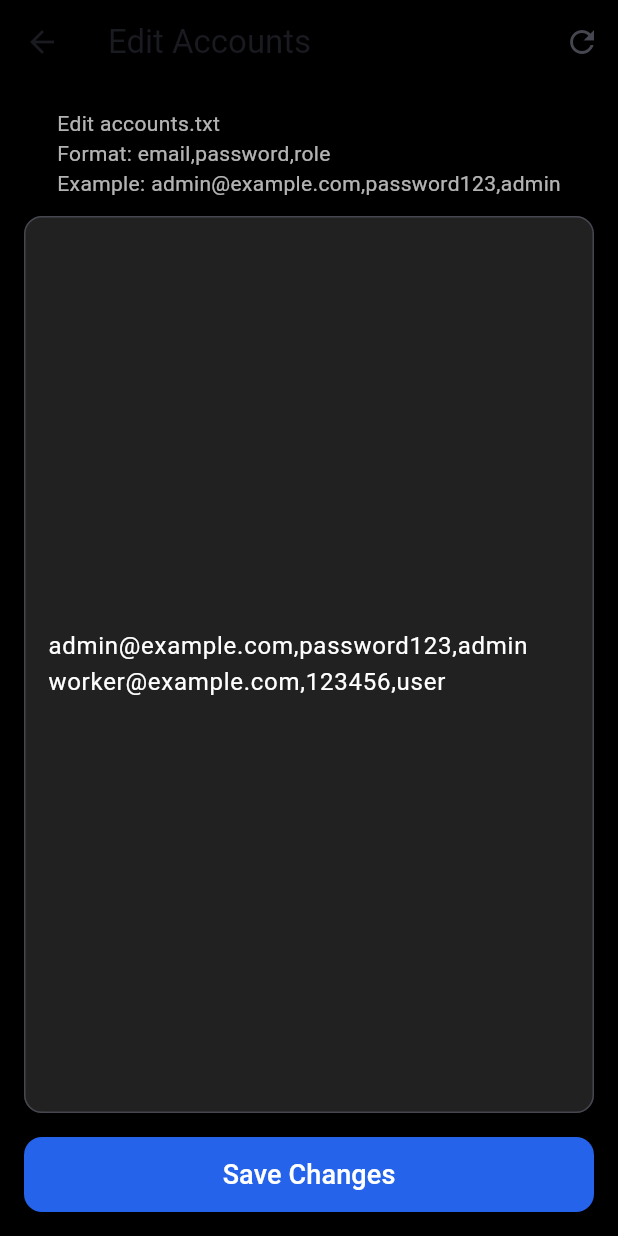
After one commit to ironspider16/HazardScan, a Flutter app: the EditAccountsPage screen opened directly, after a tap on the "refresh" icon, on a phone screen of 412 x 824 dp. The commit adds this screen. Run offline on Flutter 3.47's test engine with Material 3 defaults, Android fonts, the phone set to English and light mode, and no system bars.

Commit message:
Finished Account Edit, Logout Button

```diff
--- a/flutter_app/lib/config/app_users.dart
+++ b/flutter_app/lib/config/app_users.dart
@@ -1,29 +1,18 @@
 // lib/config/app_users.dart
+
+enum UserRole { admin, user }
 
 class AppUser {
   final String email;
   final String password;
+  final UserRole role;
 
-  const AppUser({
+  AppUser({
     required this.email,
     required this.password,
+    required this.role,
   });
+
+  @override
+  String toString() => '$email,${password},${role.name}';
 }
-
-class AppUsersConfig {
-  //  Add your allowed users here
-  static const List<AppUser> users = [
-    AppUser(email: 'admin@example.com', password: 'password123'),
-    AppUser(email: 'user@example.com', password: '123456'),
-  ];
-
-  static bool validate(String email, String password) {
-    for (final u in users) {
-      if (u.email.toLowerCase() == email.toLowerCase() &&
-          u.password == password) {
-        return true;
-      }
-    }
-    return false;
-  }
-}
--- /dev/null
+++ b/flutter_app/lib/pages/admin/edit_accounts_page.dart
@@ -0,0 +1,121 @@
+import 'package:flutter/material.dart';
+import '../../services/accounts_file_service.dart';
+
+class EditAccountsPage extends StatefulWidget {
+  const EditAccountsPage({super.key});
+
+  @override
+  State<EditAccountsPage> createState() => _EditAccountsPageState();
+}
+
+class _EditAccountsPageState extends State<EditAccountsPage> {
+  final _controller = TextEditingController();
+  bool _loading = true;
+
+  @override
+  void initState() {
+    super.initState();
+    _loadFile();
+  }
+
+  Future<void> _loadFile() async {
+    final txt = await AccountsFileService.instance.loadRaw();
+    setState(() {
+      _controller.text = txt;
+      _loading = false;
+    });
+  }
+
+  Future<void> _saveFile() async {
+    await AccountsFileService.instance.saveRaw(_controller.text);
+    ScaffoldMessenger.of(context).showSnackBar(
+      const SnackBar(content: Text("Accounts updated")),
+    );
+  }
+
+  Future<void> _resetFile() async {
+    await AccountsFileService.instance.saveRaw(
+      "admin@example.com,password123,admin\n"
+      "worker@example.com,123456,user",
+    );
+    await _loadFile();
+    ScaffoldMessenger.of(context).showSnackBar(
+      const SnackBar(content: Text("Reset to default")),
+    );
+  }
+
+  @override
+  Widget build(BuildContext context) {
+    return Scaffold(
+      appBar: AppBar(
+        title: const Text("Edit Accounts"),
+        backgroundColor: Colors.black,
+        actions: [
+          IconButton(
+            icon: const Icon(Icons.refresh),
+            onPressed: _resetFile,
+            tooltip: "Reset to default",
+          ),
+        ],
+      ),
+      backgroundColor: Colors.black,
+      body: _loading
+          ? const Center(
+              child: CircularProgressIndicator(color: Colors.white),
+            )
+          : Padding(
+              padding: const EdgeInsets.all(16),
+              child: Column(
+                children: [
+                  const Text(
+                    "Edit accounts.txt\n"
+                    "Format: email,password,role\n"
+                    "Example: admin@example.com,password123,admin",
+                    style: TextStyle(color: Colors.white70),
+                  ),
+                  const SizedBox(height: 12),
+
+                  // Text editor
+                  Expanded(
+                    child: TextField(
+                      controller: _controller,
+                      maxLines: null,
+                      expands: true,
+                      style: const TextStyle(color: Colors.white),
+                      decoration: InputDecoration(
+                        filled: true,
+                        fillColor: Colors.grey[900],
+                        border: OutlineInputBorder(
+                          borderRadius: BorderRadius.circular(12),
+                        ),
+                        contentPadding: const EdgeInsets.all(12),
+                      ),
+                    ),
+                  ),
+
+                  const SizedBox(height: 16),
+
+                  // SAVE BUTTON
+                  SizedBox(
+                    width: double.infinity,
+                    height: 50,
+                    child: ElevatedButton(
+                      onPressed: _saveFile,
+                      style: ElevatedButton.styleFrom(
+                        backgroundColor: const Color(0xFF2563EB),
+                        shape: RoundedRectangleBorder(
+                          borderRadius: BorderRadius.circular(12),
+                        ),
+                      ),
+                      child: const Text(
+                        "Save Changes",
+                        style: TextStyle(color: Colors.white, fontSize: 18),
+                      ),
+                    ),
+                  ),
+                ],
+              ),
+            ),
+    );
+  }
+}
--- /dev/null
+++ b/flutter_app/lib/services/accounts_file_service.dart
@@ -0,0 +1,81 @@
+// lib/services/accounts_file_service.dart
+
+import 'dart:io';
+import 'package:path_provider/path_provider.dart';
+import '../config/app_users.dart';
+
+class AccountsFileService {
+  static const String fileName = 'accounts.txt';
+
+  // Singleton (optional, just for convenience)
+  static final AccountsFileService instance = AccountsFileService._internal();
+  AccountsFileService._internal();
+
+  Future<File> _getFile() async {
+    final dir = await getApplicationDocumentsDirectory();
+    return File('${dir.path}/$fileName');
+  }
+
+  // Default content if file doesn't exist yet
+  static const String _defaultContent = '''
+admin@example.com,password123,admin
+worker@example.com,123456,user
+''';
+
+  Future<List<AppUser>> loadUsers() async {
+    final file = await _getFile();
+
+    if (!await file.exists()) {
+      // create file with default users
+      await file.writeAsString(_defaultContent.trim());
+    }
+
+    final text = await file.readAsString();
+    final lines = text.split('\n');
+
+    final List<AppUser> users = [];
+
+    for (final rawLine in lines) {
+      final line = rawLine.trim();
+      if (line.isEmpty) continue;
+
+      final parts = line.split(',');
+      if (parts.length < 3) continue; // skip bad lines
+
+      final email = parts[0].trim();
+      final password = parts[1].trim();
+      final roleStr = parts[2].trim().toLowerCase();
+
+      final role = roleStr == 'admin' ? UserRole.admin : UserRole.user;
+
+      users.add(AppUser(email: email, password: password, role: role));
+    }
+
+    return users;
+  }
+
+  Future<void> saveRaw(String content) async {
+    final file = await _getFile();
+    await file.writeAsString(content);
+  }
+
+  Future<String> loadRaw() async {
+    final file = await _getFile();
+    if (!await file.exists()) {
+      await file.writeAsString(_defaultContent.trim());
+    }
+    return file.readAsString();
+  }
+
+  /// Simple login helper: returns user if match, else null
+  Future<AppUser?> login(String email, String password) async {
+    final users = await loadUsers();
+    for (final u in users) {
+      if (u.email.toLowerCase() == email.toLowerCase() &&
+          u.password == password) {
+        return u;
+      }
+    }
+    return null;
+  }
+}
--- a/flutter_app/pubspec.yaml
+++ b/flutter_app/pubspec.yaml
@@ -30,6 +30,7 @@ environment:
 dependencies:
   flutter:
     sdk: flutter
+  path_provider: ^2.1.0
 
   # The following adds the Cupertino Icons font to your application.
   # Use with the CupertinoIcons class for iOS style icons.
```
Also changed, not shown: flutter_app/lib/pages/login_screen.dart (+39 -23 lines), flutter_app/lib/pages/main_menu.dart (+100 -44 lines), 2 other files.
